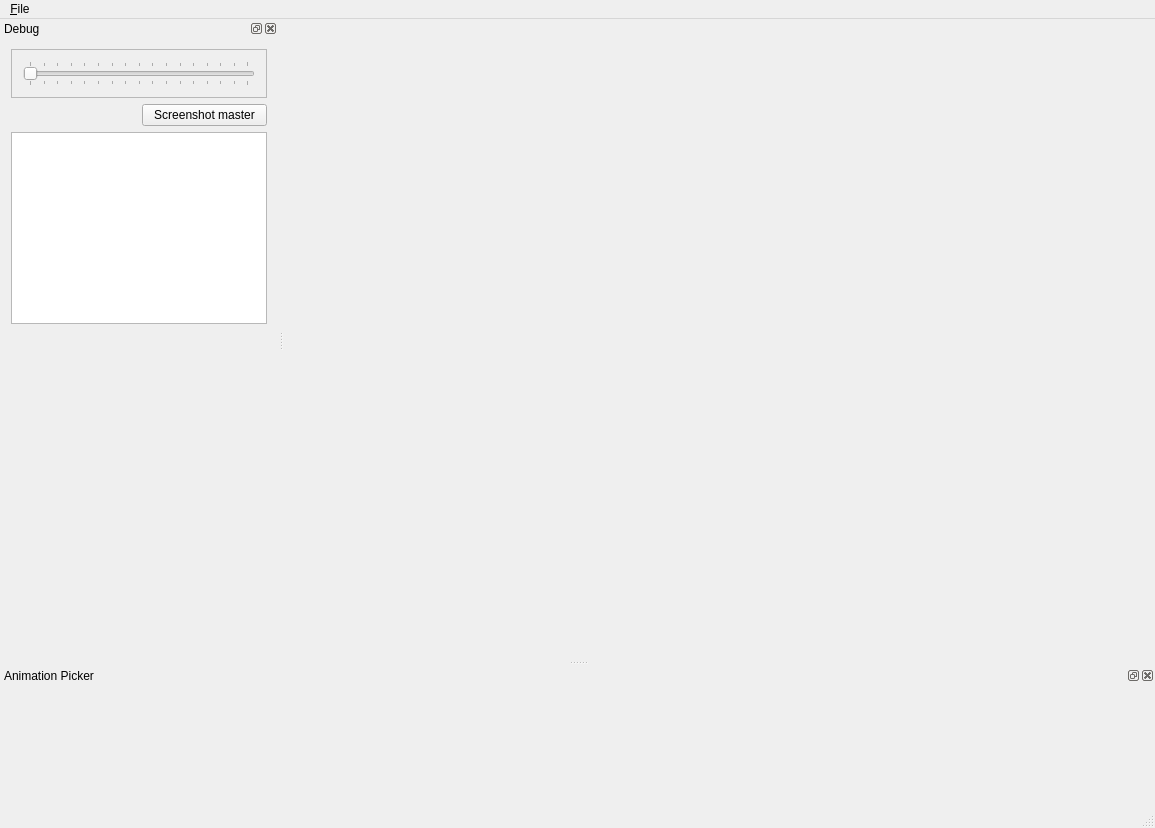
Qt form mainwindow.ui (minotor-org/minotor) before a commit.
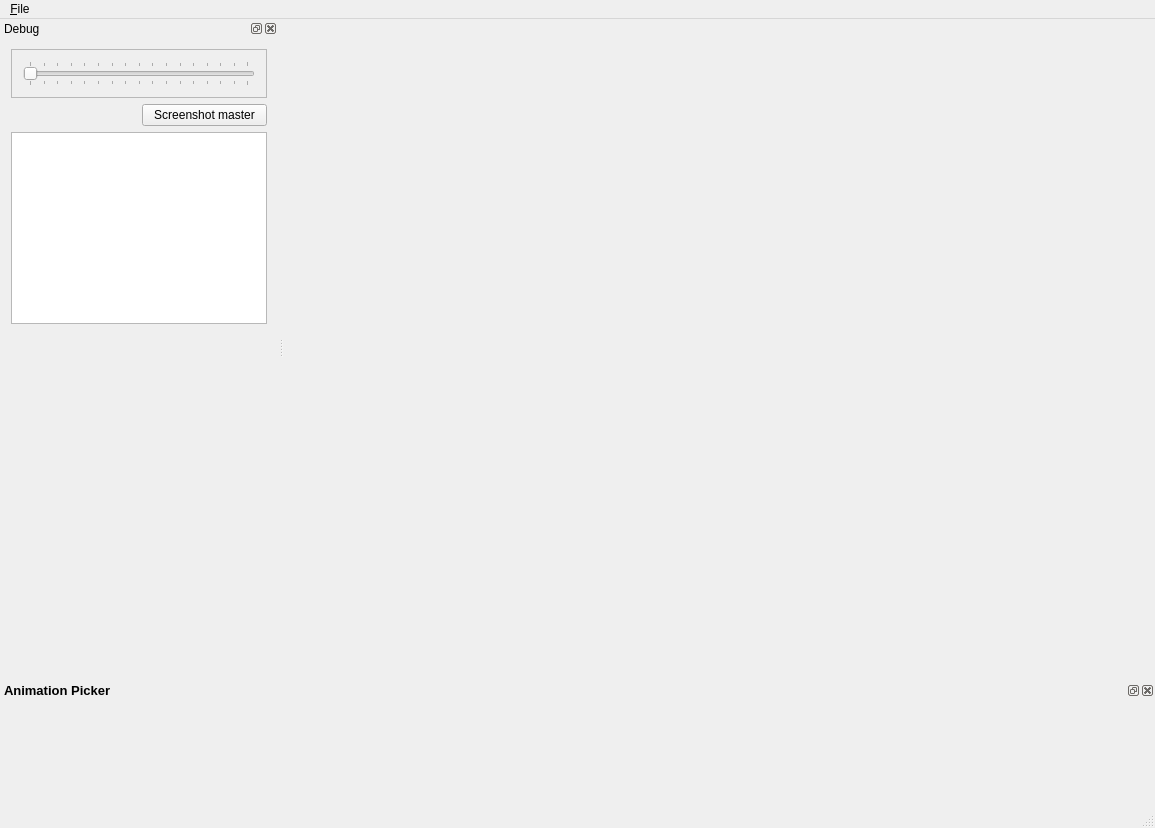
The same form after that commit.

Commit message: Design ajustment on Animation picker

Diff of the .ui file:
```diff
--- a/mainwindow.ui
+++ b/mainwindow.ui
@@ -133,9 +133,23 @@
    <property name="minimumSize">
     <size>
      <width>84</width>
-     <height>140</height>
+     <height>125</height>
     </size>
    </property>
+   <property name="maximumSize">
+    <size>
+     <width>524287</width>
+     <height>125</height>
+    </size>
+   </property>
+   <property name="font">
+    <font>
+     <pointsize>10</pointsize>
+     <weight>75</weight>
+     <italic>false</italic>
+     <bold>true</bold>
+    </font>
+   </property>
    <property name="windowTitle">
     <string>Animation Picker</string>
    </property>
```
Left out of the diff: 2 changed lines with no effect on the pictures. The commit also changes 4 other files.
